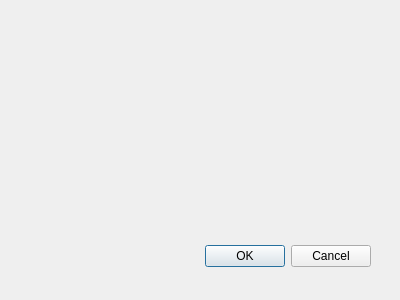
Before: the Qt Designer form UIFiles/funddialog.ui in ukll/investpor, drawn with Qt 5.
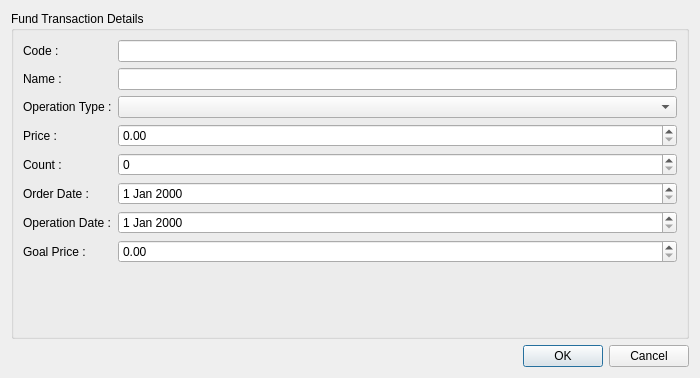
After: the same form once the commit is applied.

Commit message: Adds FundDialog design

Patch:
```diff
--- a/UIFiles/funddialog.ui
+++ b/UIFiles/funddialog.ui
@@ -8,29 +8,123 @@
    <rect>
     <x>0</x>
     <y>0</y>
-    <width>400</width>
-    <height>300</height>
+    <width>700</width>
+    <height>378</height>
    </rect>
   </property>
+  <property name="minimumSize">
+   <size>
+    <width>700</width>
+    <height>0</height>
+   </size>
+  </property>
   <property name="windowTitle">
    <string>Dialog</string>
   </property>
-  <widget class="QDialogButtonBox" name="buttonBox">
-   <property name="geometry">
-    <rect>
-     <x>30</x>
-     <y>240</y>
-     <width>341</width>
-     <height>32</height>
-    </rect>
-   </property>
-   <property name="orientation">
-    <enum>Qt::Horizontal</enum>
-   </property>
-   <property name="standardButtons">
-    <set>QDialogButtonBox::Cancel|QDialogButtonBox::Ok</set>
-   </property>
-  </widget>
+  <layout class="QVBoxLayout" name="verticalLayout_2">
+   <item>
+    <widget class="QGroupBox" name="gbFundTransactionDetails">
+     <property name="title">
+      <string>Fund Transaction Details</string>
+     </property>
+     <layout class="QFormLayout" name="formLayout">
+      <item row="0" column="0">
+       <widget class="QLabel" name="lblCode">
+        <property name="text">
+         <string>Code :</string>
+        </property>
+       </widget>
+      </item>
+      <item row="0" column="1">
+       <widget class="QLineEdit" name="leCode"/>
+      </item>
+      <item row="1" column="0">
+       <widget class="QLabel" name="lblName">
+        <property name="text">
+         <string>Name :</string>
+        </property>
+       </widget>
+      </item>
+      <item row="1" column="1">
+       <widget class="QLineEdit" name="leName"/>
+      </item>
+      <item row="2" column="0">
+       <widget class="QLabel" name="lblOperationType">
+        <property name="text">
+         <string>Operation Type :</string>
+        </property>
+       </widget>
+      </item>
+      <item row="2" column="1">
+       <widget class="QComboBox" name="cbOperationType"/>
+      </item>
+      <item row="3" column="0">
+       <widget class="QLabel" name="lblPrice">
+        <property name="text">
+         <string>Price :</string>
+        </property>
+       </widget>
+      </item>
+      <item row="3" column="1">
+       <widget class="QDoubleSpinBox" name="dsbPrice"/>
+      </item>
+      <item row="4" column="0">
+       <widget class="QLabel" name="lblCount">
+        <property name="text">
+         <string>Count :</string>
+        </property>
+       </widget>
+      </item>
+      <item row="4" column="1">
+       <widget class="QSpinBox" name="sbCount"/>
+      </item>
+      <item row="5" column="0">
+       <widget class="QLabel" name="lblOrderDate">
+        <property name="text">
+         <string>Order Date :</string>
+        </property>
+       </widget>
+      </item>
+      <item row="5" column="1">
+       <widget class="QDateEdit" name="deOrderDate"/>
+      </item>
+      <item row="6" column="0">
+       <widget class="QLabel" name="lblOperationDate">
+        <property name="text">
+         <string>Operation Date :</string>
+        </property>
+       </widget>
+      </item>
+      <item row="6" column="1">
+       <widget class="QDateEdit" name="deOperationDate"/>
+      </item>
+      <item row="7" column="0">
+       <widget class="QLabel" name="lblGoalPrice">
+        <property name="text">
+         <string>Goal Price :</string>
+        </property>
+       </widget>
+      </item>
+      <item row="7" column="1">
+       <widget class="QDoubleSpinBox" name="dsbGoalPrice"/>
+      </item>
+     </layout>
+    </widget>
+   </item>
+   <item>
+    <widget class="QDialogButtonBox" name="bbTransactionApproval">
+     <property name="orientation">
+      <enum>Qt::Horizontal</enum>
+     </property>
+     <property name="standardButtons">
+      <set>QDialogButtonBox::Cancel|QDialogButtonBox::Ok</set>
+     </property>
+    </widget>
+   </item>
+   <item>
+    <layout class="QVBoxLayout" name="vlStatusBar"/>
+   </item>
+  </layout>
  </widget>
  <pixmapfunction/>
  <resources/>
```
Left out of the diff: 9 changed lines with no effect on the pictures.
